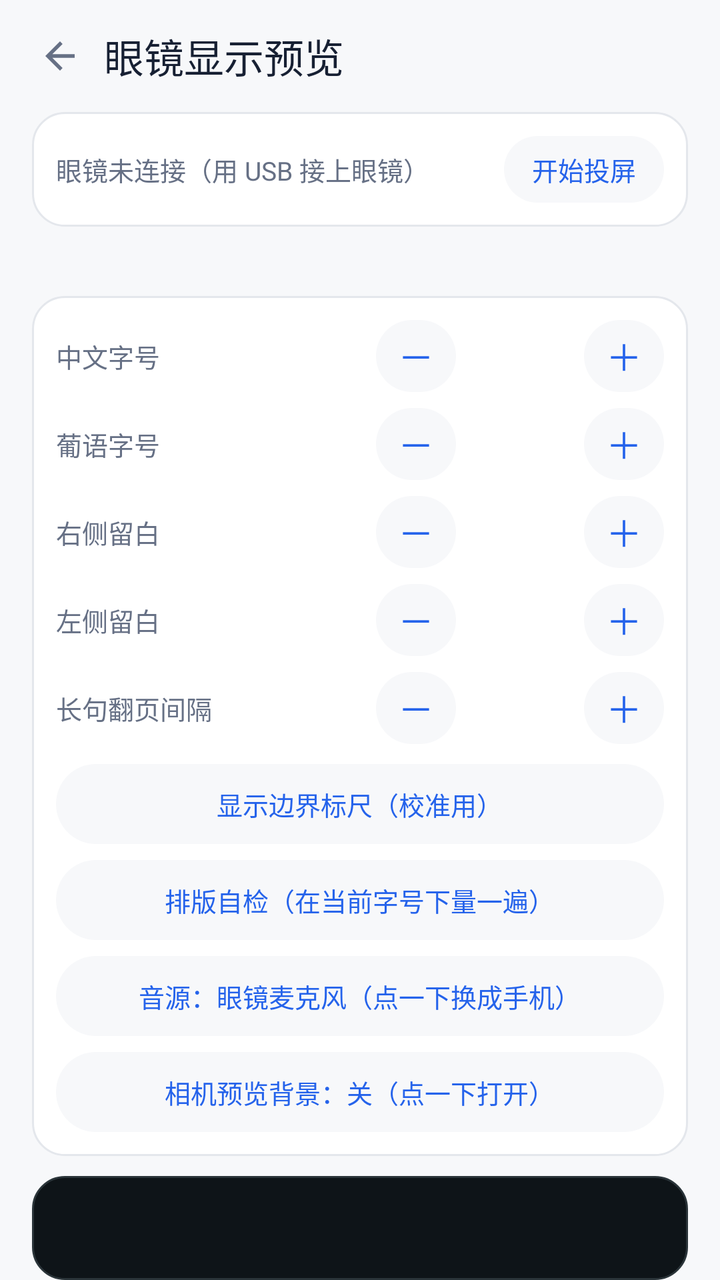
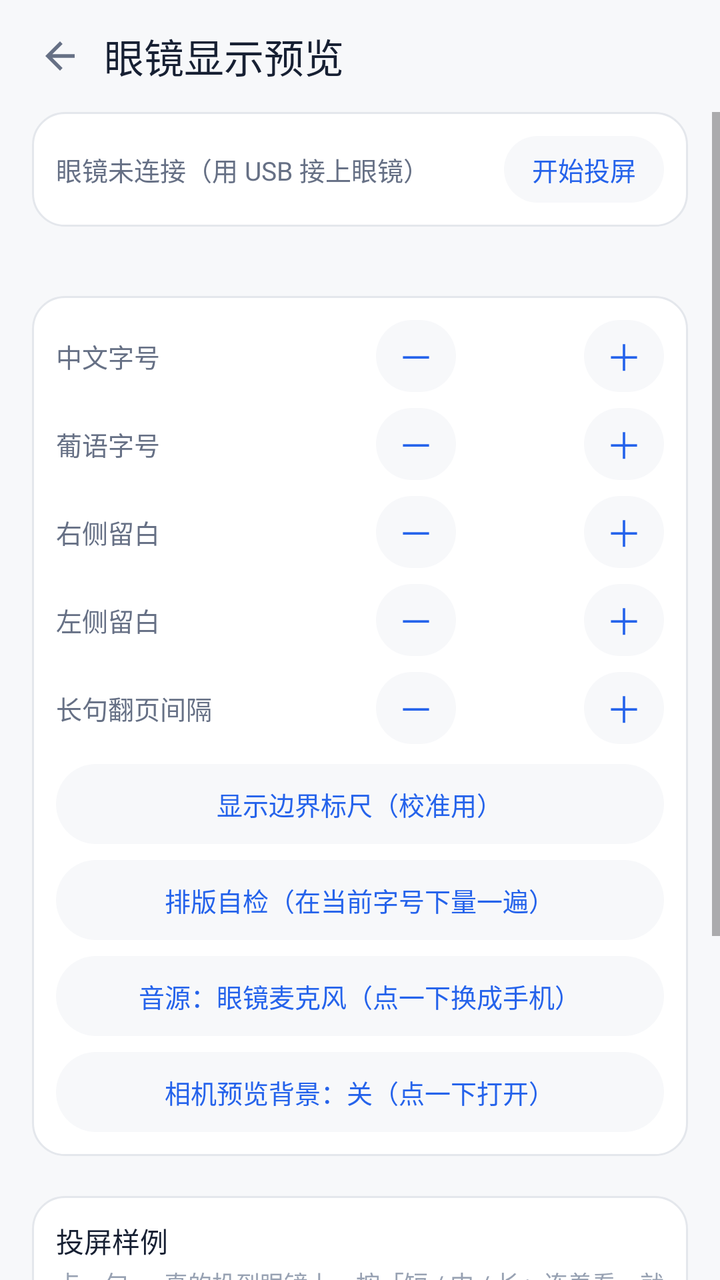

An Android layout rendered at two revisions. The XML below is the earlier revision; the diff shows what the commit changed to produce the second picture.
<!-- AndroidManifest.xml: application theme AppTheme -->
<!-- res/layout/overlay_glasses.xml -->
<?xml version="1.0" encoding="utf-8"?>
<LinearLayout xmlns:android="http://schemas.android.com/apk/res/android"
    android:layout_width="match_parent"
    android:layout_height="match_parent"
    android:background="@color/page"
    android:orientation="vertical">

    <LinearLayout
        android:layout_width="match_parent"
        android:layout_height="56dp"
        android:gravity="center_vertical"
        android:orientation="horizontal"
        android:paddingStart="8dp"
        android:paddingEnd="16dp">

        <ImageView
            android:id="@+id/glassesBack"
            android:layout_width="44dp"
            android:layout_height="44dp"
            android:background="@drawable/tap_icon_bare"
            android:clickable="true"
            android:contentDescription="@string/back"
            android:focusable="true"
            android:padding="11dp"
            android:src="@drawable/ic_back" />

        <TextView
            android:id="@+id/glassesTitle"
            android:layout_width="0dp"
            android:layout_height="wrap_content"
            android:layout_weight="1"
            android:fontFamily="sans-serif-medium"
            android:text="@string/glasses_preview_title"
            android:textColor="@color/ink"
            android:textSize="20sp" />
    </LinearLayout>

    
    <LinearLayout
        android:layout_width="match_parent"
        android:layout_height="wrap_content"
        android:layout_marginStart="16dp"
        android:layout_marginEnd="16dp"
        android:layout_marginBottom="10dp"
        android:background="@drawable/bg_card"
        android:gravity="center_vertical"
        android:orientation="horizontal"
        android:padding="12dp">

        <TextView
            android:id="@+id/glassesRealStatus"
            android:layout_width="0dp"
            android:layout_height="wrap_content"
            android:layout_weight="1"
            android:text="@string/glasses_real_idle"
            android:textColor="@color/ink_soft"
            android:textSize="13sp" />

        <TextView
            android:id="@+id/glassesRealToggle"
            android:layout_width="wrap_content"
            android:layout_height="wrap_content"
            android:background="@drawable/tap_pill"
            android:clickable="true"
            android:focusable="true"
            android:paddingStart="14dp"
            android:paddingTop="7dp"
            android:paddingEnd="14dp"
            android:paddingBottom="7dp"
            android:text="@string/glasses_real_cast"
            android:textColor="@color/brand"
            android:textSize="13sp" />
    </LinearLayout>

    
    <TextView
        android:id="@+id/glassesRealDiag"
        android:layout_width="match_parent"
        android:layout_height="wrap_content"
        android:layout_marginStart="16dp"
        android:layout_marginEnd="16dp"
        android:layout_marginBottom="10dp"
        android:fontFamily="monospace"
        android:textColor="@color/ink_soft"
        android:textSize="11sp" />

    
    <LinearLayout
        android:layout_width="match_parent"
        android:layout_height="wrap_content"
        android:layout_marginStart="16dp"
        android:layout_marginEnd="16dp"
        android:layout_marginBottom="10dp"
        android:background="@drawable/bg_card"
        android:orientation="vertical"
        android:padding="12dp">

        <LinearLayout
            android:layout_width="match_parent"
            android:layout_height="wrap_content"
            android:gravity="center_vertical"
            android:orientation="horizontal">

            <TextView
                android:layout_width="0dp"
                android:layout_height="wrap_content"
                android:layout_weight="1"
                android:text="@string/glasses_tune_font_zh"
                android:textColor="@color/ink_soft"
                android:textSize="13sp" />

            <TextView
                android:id="@+id/glassesFontZhMinus"
                android:layout_width="40dp"
                android:layout_height="36dp"
                android:background="@drawable/tap_pill"
                android:clickable="true"
                android:focusable="true"
                android:gravity="center"
                android:text="@string/glasses_tune_minus"
                android:textColor="@color/brand"
                android:textSize="18sp" />

            <TextView
                android:id="@+id/glassesFontZhValue"
                android:layout_width="64dp"
                android:layout_height="wrap_content"
                android:gravity="center"
                android:textColor="@color/ink"
                android:textSize="14sp" />

            <TextView
                android:id="@+id/glassesFontZhPlus"
                android:layout_width="40dp"
                android:layout_height="36dp"
                android:background="@drawable/tap_pill"
                android:clickable="true"
                android:focusable="true"
                android:gravity="center"
                android:text="@string/glasses_tune_plus"
                android:textColor="@color/brand"
                android:textSize="18sp" />
        </LinearLayout>

        <LinearLayout
            android:layout_width="match_parent"
            android:layout_height="wrap_content"
            android:layout_marginTop="8dp"
            android:gravity="center_vertical"
            android:orientation="horizontal">

            <TextView
                android:layout_width="0dp"
                android:layout_height="wrap_content"
                android:layout_weight="1"
                android:text="@string/glasses_tune_font_pt"
                android:textColor="@color/ink_soft"
                android:textSize="13sp" />

            <TextView
                android:id="@+id/glassesFontPtMinus"
                android:layout_width="40dp"
                android:layout_height="36dp"
                android:background="@drawable/tap_pill"
                android:clickable="true"
                android:focusable="true"
                android:gravity="center"
                android:text="@string/glasses_tune_minus"
                android:textColor="@color/brand"
                android:textSize="18sp" />

            <TextView
                android:id="@+id/glassesFontPtValue"
                android:layout_width="64dp"
                android:layout_height="wrap_content"
                android:gravity="center"
                android:textColor="@color/ink"
                android:textSize="14sp" />

            <TextView
                android:id="@+id/glassesFontPtPlus"
                android:layout_width="40dp"
                android:layout_height="36dp"
                android:background="@drawable/tap_pill"
                android:clickable="true"
                android:focusable="true"
                android:gravity="center"
                android:text="@string/glasses_tune_plus"
                android:textColor="@color/brand"
                android:textSize="18sp" />
        </LinearLayout>

        <LinearLayout
            android:layout_width="match_parent"
            android:layout_height="wrap_content"
            android:layout_marginTop="8dp"
            android:gravity="center_vertical"
            android:orientation="horizontal">

            <TextView
                android:layout_width="0dp"
                android:layout_height="wrap_content"
                android:layout_weight="1"
                android:text="@string/glasses_tune_right"
                android:textColor="@color/ink_soft"
                android:textSize="13sp" />

            <TextView
                android:id="@+id/glassesRightMinus"
                android:layout_width="40dp"
                android:layout_height="36dp"
                android:background="@drawable/tap_pill"
                android:clickable="true"
                android:focusable="true"
                android:gravity="center"
                android:text="@string/glasses_tune_minus"
                android:textColor="@color/brand"
                android:textSize="18sp" />

            <TextView
                android:id="@+id/glassesRightValue"
                android:layout_width="64dp"
                android:layout_height="wrap_content"
                android:gravity="center"
                android:textColor="@color/ink"
                android:textSize="14sp" />

            <TextView
                android:id="@+id/glassesRightPlus"
                android:layout_width="40dp"
                android:layout_height="36dp"
                android:background="@drawable/tap_pill"
                android:clickable="true"
                android:focusable="true"
                android:gravity="center"
                android:text="@string/glasses_tune_plus"
                android:textColor="@color/brand"
                android:textSize="18sp" />
        </LinearLayout>

        <LinearLayout
            android:layout_width="match_parent"
            android:layout_height="wrap_content"
            android:layout_marginTop="8dp"
            android:gravity="center_vertical"
            android:orientation="horizontal">

            <TextView
                android:layout_width="0dp"
                android:layout_height="wrap_content"
                android:layout_weight="1"
                android:text="@string/glasses_tune_left"
                android:textColor="@color/ink_soft"
                android:textSize="13sp" />

            <TextView
                android:id="@+id/glassesLeftMinus"
                android:layout_width="40dp"
                android:layout_height="36dp"
                android:background="@drawable/tap_pill"
                android:clickable="true"
                android:focusable="true"
                android:gravity="center"
                android:text="@string/glasses_tune_minus"
                android:textColor="@color/brand"
                android:textSize="18sp" />

            <TextView
                android:id="@+id/glassesLeftValue"
                android:layout_width="64dp"
                android:layout_height="wrap_content"
                android:gravity="center"
                android:textColor="@color/ink"
                android:textSize="14sp" />

            <TextView
                android:id="@+id/glassesLeftPlus"
                android:layout_width="40dp"
                android:layout_height="36dp"
                android:background="@drawable/tap_pill"
                android:clickable="true"
                android:focusable="true"
                android:gravity="center"
                android:text="@string/glasses_tune_plus"
                android:textColor="@color/brand"
                android:textSize="18sp" />
        </LinearLayout>

        
        <LinearLayout
            android:layout_width="match_parent"
            android:layout_height="wrap_content"
            android:layout_marginTop="8dp"
            android:gravity="center_vertical"
            android:orientation="horizontal">

            <TextView
                android:layout_width="0dp"
                android:layout_height="wrap_content"
                android:layout_weight="1"
                android:text="@string/glasses_tune_page_delay"
                android:textColor="@color/ink_soft"
                android:textSize="13sp" />

            <TextView
                android:id="@+id/glassesPageMinus"
                android:layout_width="40dp"
                android:layout_height="36dp"
                android:background="@drawable/tap_pill"
                android:clickable="true"
                android:focusable="true"
                android:gravity="center"
                android:text="@string/glasses_tune_minus"
                android:textColor="@color/brand"
                android:textSize="18sp" />

            <TextView
                android:id="@+id/glassesPageValue"
                android:layout_width="64dp"
                android:layout_height="wrap_content"
                android:gravity="center"
                android:textColor="@color/ink"
                android:textSize="14sp" />

            <TextView
                android:id="@+id/glassesPagePlus"
                android:layout_width="40dp"
                android:layout_height="36dp"
                android:background="@drawable/tap_pill"
                android:clickable="true"
                android:focusable="true"
                android:gravity="center"
                android:text="@string/glasses_tune_plus"
                android:textColor="@color/brand"
                android:textSize="18sp" />
        </LinearLayout>

        
        <LinearLayout
            android:id="@+id/glassesRulerToggle"
            android:layout_width="match_parent"
            android:layout_height="40dp"
            android:layout_marginTop="10dp"
            android:background="@drawable/tap_pill"
            android:clickable="true"
            android:focusable="true"
            android:gravity="center">

            <TextView
                android:id="@+id/glassesRulerLabel"
                android:layout_width="wrap_content"
                android:layout_height="wrap_content"
                android:text="@string/glasses_tune_ruler"
                android:textColor="@color/brand"
                android:textSize="13sp" />
        </LinearLayout>

        
        <LinearLayout
            android:id="@+id/glassesSelfCheck"
            android:layout_width="match_parent"
            android:layout_height="40dp"
            android:layout_marginTop="8dp"
            android:background="@drawable/tap_pill"
            android:clickable="true"
            android:focusable="true"
            android:gravity="center">

            <TextView
                android:layout_width="wrap_content"
                android:layout_height="wrap_content"
                android:text="@string/glasses_self_check"
                android:textColor="@color/brand"
                android:textSize="13sp" />
        </LinearLayout>

        
        <LinearLayout
            android:id="@+id/glassesMicToggle"
            android:layout_width="match_parent"
            android:layout_height="40dp"
            android:layout_marginTop="8dp"
            android:background="@drawable/tap_pill"
            android:clickable="true"
            android:focusable="true"
            android:gravity="center">

            <TextView
                android:id="@+id/glassesMicLabel"
                android:layout_width="wrap_content"
                android:layout_height="wrap_content"
                android:text="@string/glasses_mic_source"
                android:textColor="@color/brand"
                android:textSize="13sp" />
        </LinearLayout>

        
        <LinearLayout
            android:id="@+id/glassesCameraToggle"
            android:layout_width="match_parent"
            android:layout_height="40dp"
            android:layout_marginTop="8dp"
            android:background="@drawable/tap_pill"
            android:clickable="true"
            android:focusable="true"
            android:gravity="center">

            <TextView
                android:id="@+id/glassesCameraLabel"
                android:layout_width="wrap_content"
                android:layout_height="wrap_content"
                android:text="@string/glasses_camera_bg"
                android:textColor="@color/brand"
                android:textSize="13sp" />
        </LinearLayout>
    </LinearLayout>

    <LinearLayout
        android:layout_width="match_parent"
        android:layout_height="wrap_content"
        android:layout_marginStart="16dp"
        android:layout_marginEnd="16dp"
        android:background="@drawable/panel_bg"
        android:orientation="vertical"
        android:padding="14dp">

        <TextView
            android:id="@+id/glassesBadge"
            android:layout_width="wrap_content"
            android:layout_height="wrap_content"
            android:layout_marginBottom="8dp"
            android:letterSpacing="0.08"
            android:textColor="@color/screen_ink_dim"
            android:textSize="10sp" />

        <TextView
            android:id="@+id/glassesPanel"
            android:layout_width="match_parent"
            android:layout_height="wrap_content"
            android:fontFamily="monospace"
            android:lineSpacingExtra="6dp"
            android:text="@string/glasses_preview_empty"
            android:textColor="@color/screen_ink"
            android:textSize="16sp" />
    </LinearLayout>

    <TextView
        android:id="@+id/glassesCaption"
        android:layout_width="match_parent"
        android:layout_height="wrap_content"
        android:layout_marginStart="16dp"
        android:layout_marginTop="10dp"
        android:layout_marginEnd="16dp"
        android:textColor="@color/ink_faint"
        android:textSize="12sp" />
</LinearLayout>
<!-- resources referenced by this layout -->
<resources>
  <color name="brand">#2563EB</color>
  <color name="ink">#172033</color>
  <color name="ink_faint">#98A2B3</color>
  <color name="ink_soft">#667085</color>
  <color name="page">#F7F8FA</color>
  <color name="screen_ink">#E8F0F2</color>
  <color name="screen_ink_dim">#7C8B93</color>
  <!-- drawable bg_card (drawable) -->
  <?xml version="1.0" encoding="utf-8"?>
  <shape xmlns:android="http://schemas.android.com/apk/res/android" android:shape="rectangle">
      <solid android:color="@color/surface" />
      <stroke android:width="1dp" android:color="@color/line" />
      <corners android:radius="16dp" />
  </shape>
  <!-- drawable ic_back (drawable) -->
  <?xml version="1.0" encoding="utf-8"?>
  <vector xmlns:android="http://schemas.android.com/apk/res/android"
      android:width="22dp" android:height="22dp"
      android:viewportWidth="24" android:viewportHeight="24">
      <path android:fillColor="@color/ink_soft"
          android:pathData="M20,11H7.83l5.59,-5.59L12,4l-8,8 8,8 1.41,-1.41L7.83,13H20v-2z" />
  </vector>
  <!-- drawable panel_bg (drawable) -->
  <?xml version="1.0" encoding="utf-8"?>
  <shape xmlns:android="http://schemas.android.com/apk/res/android" android:shape="rectangle">
      <solid android:color="@color/screen" />
      <stroke android:width="1dp" android:color="@color/screen_line" />
      <corners android:radius="16dp" />
  </shape>
  <!-- drawable tap_icon_bare (drawable) -->
  <?xml version="1.0" encoding="utf-8"?>
  <ripple xmlns:android="http://schemas.android.com/apk/res/android"
      android:color="@color/ripple_light">
      <item>
          <shape android:shape="oval">
              <solid android:color="#00000000" />
          </shape>
      </item>
  </ripple>
  <!-- drawable tap_pill (drawable) -->
  <?xml version="1.0" encoding="utf-8"?>
  <ripple xmlns:android="http://schemas.android.com/apk/res/android"
      android:color="@color/ripple_light">
      <item android:drawable="@drawable/bg_pill" />
  </ripple>
  <string name="back">返回</string>
  <string name="glasses_camera_bg">相机预览背景：关（点一下打开）</string>
  <string name="glasses_mic_source">音源：眼镜麦克风（点一下换成手机）</string>
  <string name="glasses_preview_empty">（还没有收到字幕）</string>
  <string name="glasses_preview_title">眼镜显示预览</string>
  <string name="glasses_real_cast">开始投屏</string>
  <string name="glasses_real_idle">眼镜未连接（用 USB 接上眼镜）</string>
  <string name="glasses_self_check">排版自检（在当前字号下量一遍）</string>
  <string name="glasses_tune_font_pt">葡语字号</string>
  <string name="glasses_tune_font_zh">中文字号</string>
  <string name="glasses_tune_left">左侧留白</string>
  <string name="glasses_tune_minus">－</string>
  <string name="glasses_tune_page_delay">长句翻页间隔</string>
  <string name="glasses_tune_plus">＋</string>
  <string name="glasses_tune_right">右侧留白</string>
  <string name="glasses_tune_ruler">显示边界标尺（校准用）</string>
  <style name="AppTheme" parent="@android:style/Theme.Material.Light.NoActionBar">
          <item name="android:windowBackground">@color/page</item>
          <item name="android:statusBarColor">@color/page</item>
          <item name="android:windowLightStatusBar">true</item>
          <item name="android:navigationBarColor">@color/page</item>
          <item name="android:colorAccent">@color/brand</item>
      </style>
  <color name="surface">#FFFFFF</color>
  <color name="line">#E4E7EC</color>
  <color name="screen">#0E1418</color>
  <color name="screen_line">#2A3439</color>
  <color name="ripple_light">#14000000</color>
  <!-- drawable bg_pill (drawable) -->
  <?xml version="1.0" encoding="utf-8"?>
  <shape xmlns:android="http://schemas.android.com/apk/res/android" android:shape="rectangle">
      <solid android:color="@color/page" />
      <corners android:radius="22dp" />
  </shape>
</resources>

<!-- the commit's change to res/layout/overlay_glasses.xml (unified diff, before → after) -->
@@ -34,6 +34,19 @@
             android:textColor="@color/ink"
             android:textSize="20sp" />
     </LinearLayout>
+
+    
+    <ScrollView
+        android:layout_width="match_parent"
+        android:layout_height="0dp"
+        android:layout_weight="1"
+        android:fillViewport="true">
+
+        <LinearLayout
+            android:layout_width="match_parent"
+            android:layout_height="wrap_content"
+            android:orientation="vertical"
+            android:paddingBottom="16dp">
 
     
     <LinearLayout
@@ -415,42 +428,104 @@
         </LinearLayout>
     </LinearLayout>
 
+    
     <LinearLayout
-        android:layout_width="match_parent"
-        android:layout_height="wrap_content"
-        android:layout_marginStart="16dp"
-        android:layout_marginEnd="16dp"
-        android:background="@drawable/panel_bg"
-        android:orientation="vertical"
-        android:padding="14dp">
-
-        <TextView
-            android:id="@+id/glassesBadge"
-            android:layout_width="wrap_content"
-            android:layout_height="wrap_content"
-            android:layout_marginBottom="8dp"
-            android:letterSpacing="0.08"
-            android:textColor="@color/screen_ink_dim"
-            android:textSize="10sp" />
-
-        <TextView
-            android:id="@+id/glassesPanel"
-            android:layout_width="match_parent"
-            android:layout_height="wrap_content"
-            android:fontFamily="monospace"
-            android:lineSpacingExtra="6dp"
-            android:text="@string/glasses_preview_empty"
-            android:textColor="@color/screen_ink"
-            android:textSize="16sp" />
-    </LinearLayout>
-
-    <TextView
-        android:id="@+id/glassesCaption"
         android:layout_width="match_parent"
         android:layout_height="wrap_content"
         android:layout_marginStart="16dp"
         android:layout_marginTop="10dp"
         android:layout_marginEnd="16dp"
-        android:textColor="@color/ink_faint"
-        android:textSize="12sp" />
+        android:background="@drawable/bg_card"
+        android:orientation="vertical"
+        android:padding="12dp">
+
+        <TextView
+            android:layout_width="wrap_content"
+            android:layout_height="wrap_content"
+            android:layout_marginBottom="2dp"
+            android:text="@string/glasses_sample_title"
+            android:textColor="@color/ink"
+            android:textSize="14sp" />
+
+        <TextView
+            android:layout_width="match_parent"
+            android:layout_height="wrap_content"
+            android:layout_marginBottom="8dp"
+            android:text="@string/glasses_sample_hint"
+            android:textColor="@color/ink_faint"
+            android:textSize="12sp" />
+
+        
+        <TextView
+            android:layout_width="wrap_content"
+            android:layout_height="wrap_content"
+            android:layout_marginTop="2dp"
+            android:text="@string/glasses_sample_zh"
+            android:textColor="@color/ink_soft"
+            android:textSize="12sp" />
+
+        <LinearLayout
+            android:id="@+id/glassesSamplesZh"
+            android:layout_width="match_parent"
+            android:layout_height="wrap_content"
+            android:layout_marginTop="6dp"
+            android:orientation="horizontal" />
+
+        <TextView
+            android:layout_width="wrap_content"
+            android:layout_height="wrap_content"
+            android:layout_marginTop="10dp"
+            android:text="@string/glasses_sample_pt"
+            android:textColor="@color/ink_soft"
+            android:textSize="12sp" />
+
+        <LinearLayout
+            android:id="@+id/glassesSamplesPt"
+            android:layout_width="match_parent"
+            android:layout_height="wrap_content"
+            android:layout_marginTop="6dp"
+            android:orientation="horizontal" />
+
+        
+        <EditText
+            android:id="@+id/glassesSampleInput"
+            android:layout_width="match_parent"
+            android:layout_height="wrap_content"
+            android:layout_marginTop="12dp"
+            android:hint="@string/glasses_sample_custom_hint"
+            android:importantForAutofill="no"
+            android:inputType="textMultiLine"
+            android:maxLines="3"
+            android:textColor="@color/ink"
+            android:textColorHint="@color/ink_faint"
+            android:textSize="13sp" />
+
+        <LinearLayout
+            android:id="@+id/glassesSampleSend"
+            android:layout_width="match_parent"
+            android:layout_height="40dp"
+            android:layout_marginTop="8dp"
+            android:background="@drawable/tap_pill"
+            android:clickable="true"
+            android:focusable="true"
+            android:gravity="center">
+
+            <TextView
+                android:layout_width="wrap_content"
+                android:layout_height="wrap_content"
+                android:text="@string/glasses_sample_send"
+                android:textColor="@color/brand"
+                android:textSize="13sp" />
+        </LinearLayout>
+
+        <TextView
+            android:id="@+id/glassesSampleNote"
+            android:layout_width="match_parent"
+            android:layout_height="wrap_content"
+            android:layout_marginTop="8dp"
+            android:textColor="@color/ink_faint"
+            android:textSize="12sp" />
+    </LinearLayout>
+        </LinearLayout>
+    </ScrollView>
 </LinearLayout>
<!-- resource entries referenced after the edit -->
@@ -5,8 +5,6 @@
   <color name="ink_faint">#98A2B3</color>
   <color name="ink_soft">#667085</color>
   <color name="page">#F7F8FA</color>
-  <color name="screen_ink">#E8F0F2</color>
-  <color name="screen_ink_dim">#7C8B93</color>
   <!-- drawable bg_card (drawable) -->
   <?xml version="1.0" encoding="utf-8"?>
   <shape xmlns:android="http://schemas.android.com/apk/res/android" android:shape="rectangle">
@@ -22,13 +20,6 @@
       <path android:fillColor="@color/ink_soft"
           android:pathData="M20,11H7.83l5.59,-5.59L12,4l-8,8 8,8 1.41,-1.41L7.83,13H20v-2z" />
   </vector>
-  <!-- drawable panel_bg (drawable) -->
-  <?xml version="1.0" encoding="utf-8"?>
-  <shape xmlns:android="http://schemas.android.com/apk/res/android" android:shape="rectangle">
-      <solid android:color="@color/screen" />
-      <stroke android:width="1dp" android:color="@color/screen_line" />
-      <corners android:radius="16dp" />
-  </shape>
   <!-- drawable tap_icon_bare (drawable) -->
   <?xml version="1.0" encoding="utf-8"?>
   <ripple xmlns:android="http://schemas.android.com/apk/res/android"
@@ -48,10 +39,15 @@
   <string name="back">返回</string>
   <string name="glasses_camera_bg">相机预览背景：关（点一下打开）</string>
   <string name="glasses_mic_source">音源：眼镜麦克风（点一下换成手机）</string>
-  <string name="glasses_preview_empty">（还没有收到字幕）</string>
   <string name="glasses_preview_title">眼镜显示预览</string>
   <string name="glasses_real_cast">开始投屏</string>
   <string name="glasses_real_idle">眼镜未连接（用 USB 接上眼镜）</string>
+  <string name="glasses_sample_custom_hint">或者自己输一句（你想确认的那句）</string>
+  <string name="glasses_sample_hint">点一句 → 真的投到眼镜上，按「短 / 中 / 长」连着看，就知道从多长开始翻页。需要先在上面开启投屏。</string>
+  <string name="glasses_sample_pt">葡语</string>
+  <string name="glasses_sample_send">投屏这句</string>
+  <string name="glasses_sample_title">投屏样例</string>
+  <string name="glasses_sample_zh">中文</string>
   <string name="glasses_self_check">排版自检（在当前字号下量一遍）</string>
   <string name="glasses_tune_font_pt">葡语字号</string>
   <string name="glasses_tune_font_zh">中文字号</string>
@@ -70,8 +66,6 @@
       </style>
   <color name="surface">#FFFFFF</color>
   <color name="line">#E4E7EC</color>
-  <color name="screen">#0E1418</color>
-  <color name="screen_line">#2A3439</color>
   <color name="ripple_light">#14000000</color>
   <!-- drawable bg_pill (drawable) -->
   <?xml version="1.0" encoding="utf-8"?>
